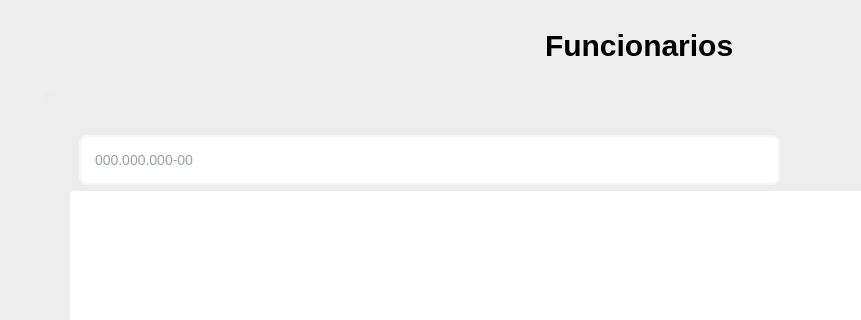
victorh241/motor-max, file Telas/funcionarios.ui: the form before one commit; both pictures show x 0 to 861 and y 174 to 494 of the 1280 by 807 pixel window.
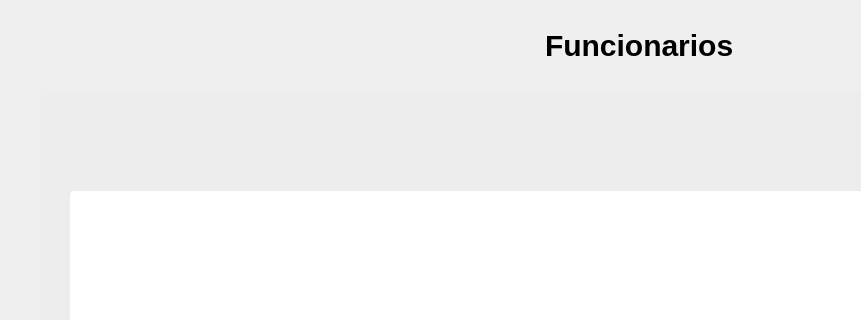
The form after the commit. Icons and pictures are not drawn.

The edit to the form file:
```diff
--- a/Telas/funcionarios.ui
+++ b/Telas/funcionarios.ui
@@ -237,41 +237,6 @@
 border-radius: 4px;</string>
        </property>
       </widget>
-      <widget class="QLineEdit" name="lineEdit">
-       <property name="geometry">
-        <rect>
-         <x>39</x>
-         <y>44</y>
-         <width>701</width>
-         <height>50</height>
-        </rect>
-       </property>
-       <property name="font">
-        <font>
-         <pointsize>1</pointsize>
-        </font>
-       </property>
-       <property name="styleSheet">
-        <string notr="true">QLineEdit {
-border: 2px solid rgb(245, 246, 252);
-border-radius: 8px;
-padding: 12px;
-font-size: 14px;
-color: #374151;
-}
-
-QLineEdit:hover{
-background-color: rgb(234, 236, 240);
-}
-
-QLineEdit:focus{
-border: 2px solid #7f8082;
-}</string>
-       </property>
-       <property name="placeholderText">
-        <string>000.000.000-00</string>
-       </property>
-      </widget>
       <widget class="QPushButton" name="pushButton">
        <property name="geometry">
         <rect>
@@ -312,38 +277,6 @@
         <string>Adcionar Funcionário</string>
        </property>
       </widget>
-      <widget class="QPushButton" name="pushButton_2">
-       <property name="geometry">
-        <rect>
-         <x>710</x>
-         <y>44</y>
-         <width>28</width>
-         <height>49</height>
-        </rect>
-       </property>
-       <property name="cursor">
-        <cursorShape>PointingHandCursor</cursorShape>
-       </property>
-       <property name="styleSheet">
-        <string notr="true">QPushButton{
-background: transparent;
-border: solid;
-}</string>
-       </property>
-       <property name="text">
-        <string/>
-       </property>
-       <property name="icon">
-        <iconset>
-         <normaloff>icons/research.png</normaloff>icons/research.png</iconset>
-       </property>
-       <property name="iconSize">
-        <size>
-         <width>24</width>
-         <height>24</height>
-        </size>
-       </property>
-      </widget>
      </widget>
     </item>
    </layout>
```
